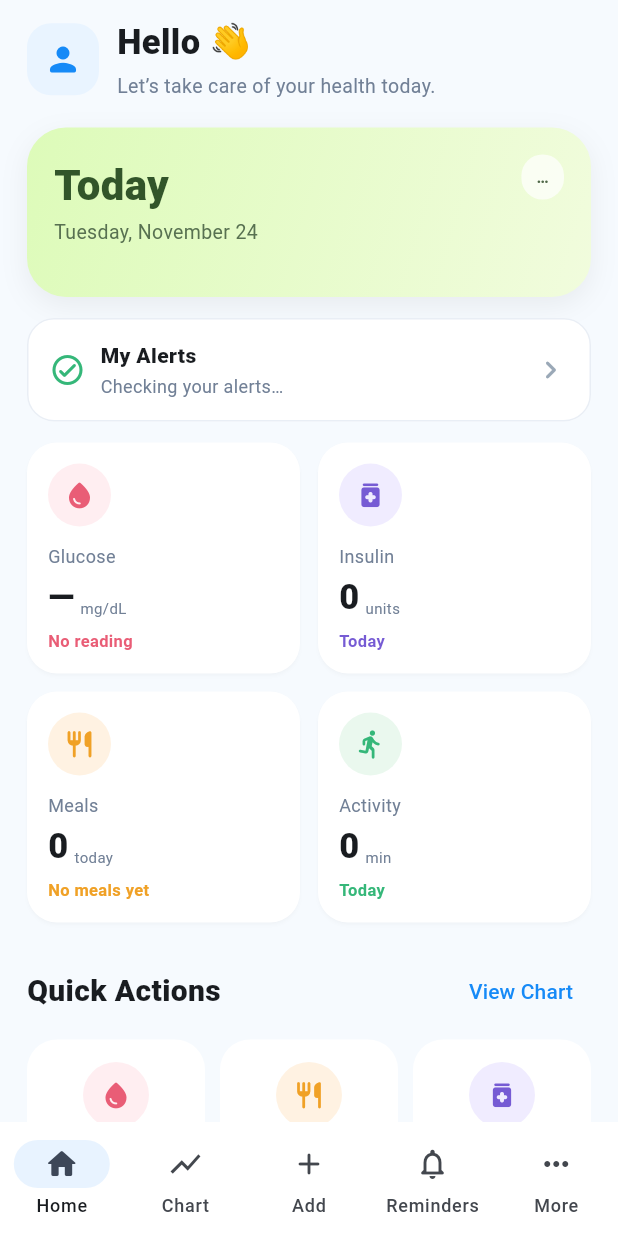
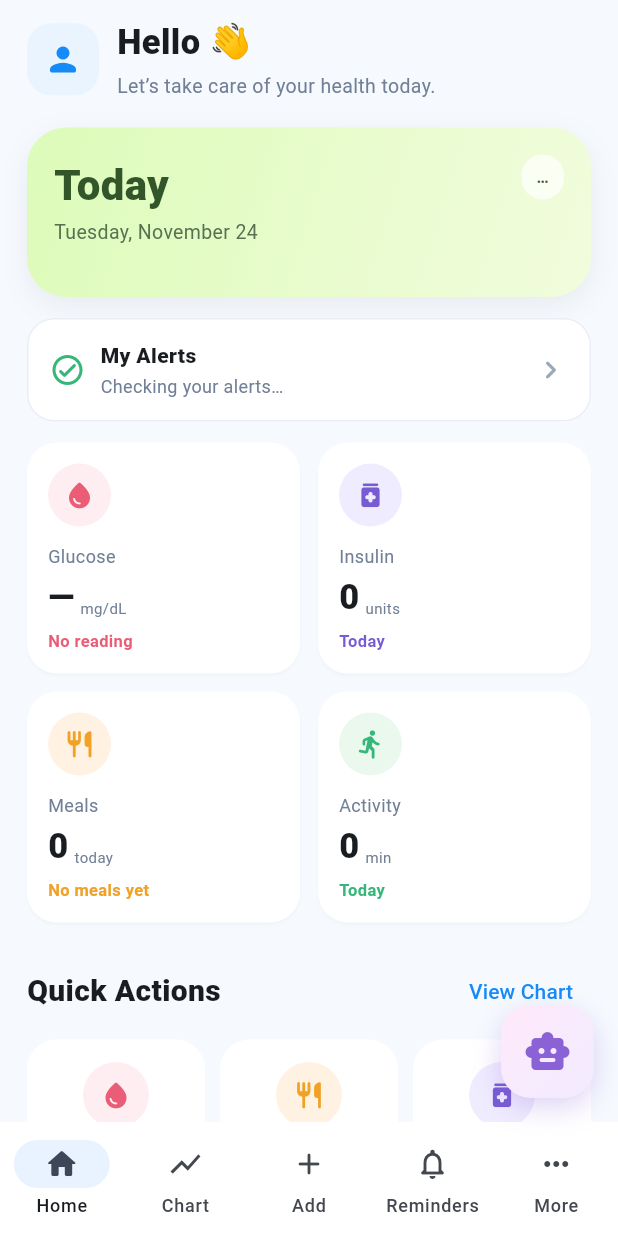
Before and after one commit to AyshenSaglamer/CMPE406---Graduation-Project, a Flutter app: the DashboardScreen screen opened directly, on a phone screen of 412 x 824 dp. Run offline on Flutter 3.47's test engine with Material 3 defaults, Android fonts, the phone set to English and light mode, and no system bars; our stand-ins replace fl_chart, flutter_local_notifications, flutter_secure_storage, flutter_timezone, image_picker, pdf and 2 more; missing offline and left inert: record; accounts and stored records are empty; project files that could hold a hidden picture were left out.

Commit message:
feat(frontend): assistant button on the patient screens
- New AiChatButton (bottom right, same look as the assistant's own icon)
  on the patient home tabs and on Alerts, Offline Mode, Care Team,
  Health Report and Import CSV. Not on the entry forms, the assistant
  itself or the doctor/caregiver screens.
- More tab: the DiaMate Assistant row is gone (the button replaces it).
- Reminders: the floating + is removed; the header Add shows only when
  the list has reminders (an empty list has Create Reminder).
- Home: bottom padding so the button does not cover the last card.

```diff
--- a/frontend/lib/screens/care_team_screen.dart
+++ b/frontend/lib/screens/care_team_screen.dart
@@ -2,6 +2,7 @@ import 'package:flutter/material.dart';
 
 import '../data/care_store.dart';
 import '../services/api_exception.dart';
+import '../widgets/ai_chat_button.dart';
 
 /// The patient's care team: invite a doctor or caregiver by the email of
 /// their DiaMate account, see who has access or has not answered yet, and
@@ -183,6 +184,7 @@ class _CareTeamScreenState extends State<CareTeamScreen> {
   @override
   Widget build(BuildContext context) {
     return Scaffold(
+      floatingActionButton: const AiChatButton(),
       backgroundColor: const Color(0xFFF7FAFD),
       appBar: AppBar(
         title: const Text('Care Team'),
--- a/frontend/lib/screens/csv_import_screen.dart
+++ b/frontend/lib/screens/csv_import_screen.dart
@@ -1,4 +1,5 @@
 import 'package:flutter/material.dart';
+import '../widgets/ai_chat_button.dart';
 
 class CsvImportScreen extends StatefulWidget {
   const CsvImportScreen({super.key});
@@ -115,6 +116,7 @@ class _CsvImportScreenState extends State<CsvImportScreen> {
   @override
   Widget build(BuildContext context) {
     return Scaffold(
+      floatingActionButton: const AiChatButton(),
       backgroundColor: const Color(0xFFF7FAFD),
       appBar: AppBar(
         title: const Text('Import CSV'),
--- a/frontend/lib/screens/dashboard_screen.dart
+++ b/frontend/lib/screens/dashboard_screen.dart
@@ -22,6 +22,7 @@ import 'offline_mode_screen.dart';
 import 'patient_alerts_screen.dart';
 import 'pdf_report_screen.dart';
 import 'reminder_screen.dart';
+import '../widgets/ai_chat_button.dart';
 
 class DashboardScreen extends StatefulWidget {
   const DashboardScreen({super.key});
@@ -102,6 +103,7 @@ class _DashboardScreenState extends State<DashboardScreen> {
   @override
   Widget build(BuildContext context) {
     return Scaffold(
+      floatingActionButton: const AiChatButton(),
       body: SafeArea(child: pages[selectedIndex]),
       bottomNavigationBar: NavigationBar(
         selectedIndex: selectedIndex,
@@ -365,7 +367,7 @@ class _HomeTab extends StatelessWidget {
   @override
   Widget build(BuildContext context) {
     return SingleChildScrollView(
-      padding: const EdgeInsets.fromLTRB(18, 12, 18, 24),
+      padding: const EdgeInsets.fromLTRB(18, 12, 18, 96),
       child: Column(
         crossAxisAlignment: CrossAxisAlignment.start,
         children: [
@@ -1448,14 +1450,6 @@ class _MoreTab extends StatelessWidget {
           },
         ),
         _MoreTile(
-          icon: Icons.smart_toy_outlined,
-          title: 'DiaMate Assistant',
-          subtitle: 'Get help with your health data',
-          onTap: () {
-            _open(context, const AiAssistantScreen());
-          },
-        ),
-        _MoreTile(
           icon: Icons.logout_rounded,
           title: 'Log Out',
           subtitle: 'Sign out of your DiaMate account',
--- a/frontend/lib/screens/offline_mode_screen.dart
+++ b/frontend/lib/screens/offline_mode_screen.dart
@@ -3,6 +3,7 @@ import 'package:flutter/material.dart';
 import '../data/offline_queue.dart';
 import '../services/auth_service.dart';
 import '../utils/form_helpers.dart';
+import '../widgets/ai_chat_button.dart';
 
 /// The logs saved on this phone while there was no connection
 /// ([offlineQueue]), with "Sync now". They are also sent automatically
@@ -119,6 +120,7 @@ class _OfflineModeScreenState extends State<OfflineModeScreen> {
     final waiting = logs.where((l) => l.error == null).length;
 
     return Scaffold(
+      floatingActionButton: const AiChatButton(),
       backgroundColor: const Color(0xFFF7FAFD),
       appBar: AppBar(
         title: const Text('Offline Mode'),
--- a/frontend/lib/screens/patient_alerts_screen.dart
+++ b/frontend/lib/screens/patient_alerts_screen.dart
@@ -5,6 +5,7 @@ import '../services/api_exception.dart';
 import '../services/auth_service.dart';
 import '../utils/form_helpers.dart';
 import '../widgets/glucose_alert_sheet.dart';
+import '../widgets/ai_chat_button.dart';
 
 /// The logged-in patient's own hypo / hyper alerts
 /// (GET /patients/{id}/alerts), newest first. Tap one for the first steps;
@@ -133,6 +134,7 @@ class _PatientAlertsScreenState extends State<PatientAlertsScreen> {
   @override
   Widget build(BuildContext context) {
     return Scaffold(
+      floatingActionButton: const AiChatButton(),
       backgroundColor: const Color(0xFFF7FAFD),
       appBar: AppBar(
         title: const Text('My Alerts'),
--- a/frontend/lib/screens/pdf_report_screen.dart
+++ b/frontend/lib/screens/pdf_report_screen.dart
@@ -8,6 +8,7 @@ import '../data/health_report.dart';
 import '../services/api_exception.dart';
 import '../services/auth_service.dart';
 import '../services/report_pdf.dart';
+import '../widgets/ai_chat_button.dart';
 
 /// What happened to an exported file.
 enum ExportOutcome { shared, downloaded, cancelled }
@@ -212,6 +213,7 @@ class _PdfReportScreenState extends State<PdfReportScreen> {
   @override
   Widget build(BuildContext context) {
     return Scaffold(
+      floatingActionButton: const AiChatButton(),
       backgroundColor: const Color(0xFFF7FAFD),
       appBar: AppBar(
         title: const Text('Health Report'),
--- /dev/null
+++ b/frontend/lib/widgets/ai_chat_button.dart
@@ -0,0 +1,72 @@
+import 'package:flutter/material.dart';
+
+import '../screens/ai_assistant_screen.dart';
+
+/// Assistant button for the bottom-right corner of the patient's screens.
+/// Use it as a Scaffold's `floatingActionButton`, so it sits above the
+/// navigation bar and moves up with the keyboard.
+///
+/// Looks like the assistant's own icon (purple robot on the pink-lilac
+/// gradient of the assistant header), so the button and the screen it opens
+/// read as the same thing.
+///
+/// Not used on the entry forms (their Save button is at the bottom) or on
+/// the assistant screen itself.
+class AiChatButton extends StatelessWidget {
+  const AiChatButton({super.key});
+
+  static const assistantPurple = Color(0xFF8B62D6);
+
+  void _open(BuildContext context) {
+    Navigator.push(
+      context,
+      MaterialPageRoute(builder: (_) => const AiAssistantScreen()),
+    );
+  }
+
+  @override
+  Widget build(BuildContext context) {
+    final shape = RoundedRectangleBorder(
+      borderRadius: BorderRadius.circular(20),
+    );
+
+    return Tooltip(
+      message: 'DiaMate Assistant',
+      child: Semantics(
+        button: true,
+        child: Container(
+          width: 62,
+          height: 62,
+          decoration: ShapeDecoration(
+            shape: shape,
+            gradient: const LinearGradient(
+              begin: Alignment.topLeft,
+              end: Alignment.bottomRight,
+              colors: [Color(0xFFFFE9FA), Color(0xFFF1EBFF)],
+            ),
+            shadows: [
+              BoxShadow(
+                color: assistantPurple.withValues(alpha: 0.28),
+                blurRadius: 16,
+                offset: const Offset(0, 6),
+              ),
+            ],
+          ),
+          child: Material(
+            type: MaterialType.transparency,
+            shape: shape,
+            clipBehavior: Clip.antiAlias,
+            child: InkWell(
+              onTap: () => _open(context),
+              child: const Icon(
+                Icons.smart_toy_rounded,
+                color: assistantPurple,
+                size: 32,
+              ),
+            ),
+          ),
+        ),
+      ),
+    );
+  }
+}
```
Also changed, not shown: frontend/lib/screens/reminder_screen.dart (+7 -13 lines), 2 other files.
